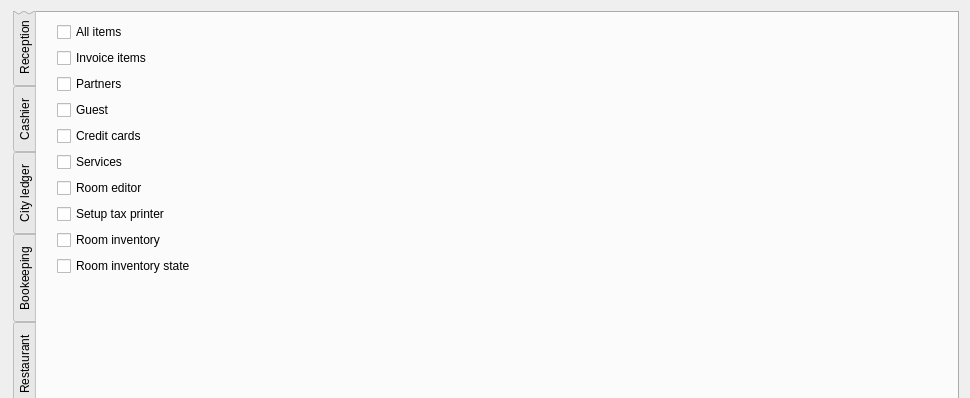
Before: the Qt Designer form Resort/dlguserrights.ui in End1-1/Resort, drawn with Qt 5; both pictures show x 0 to 970 and y 0 to 398 of the 970 by 663 pixel window.
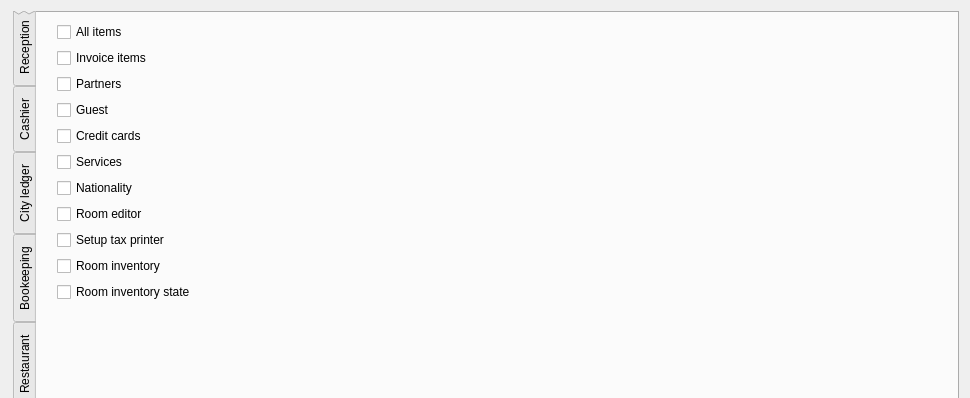
After: the same form once the commit is applied. The open tabs and pages were chosen to show the change. Custom widgets are drawn as their Qt base class.

What changed in the file:
```diff
--- a/Resort/dlguserrights.ui
+++ b/Resort/dlguserrights.ui
@@ -1116,6 +1116,16 @@
          </property>
         </widget>
        </item>
+       <item>
+        <widget class="EQCheckBox" name="chNationalityFile">
+         <property name="text">
+          <string>Nationality</string>
+         </property>
+         <property name="Tag" stdset="0">
+          <number>114</number>
+         </property>
+        </widget>
+       </item>
        <item>
         <widget class="EQCheckBox" name="chRoomEditor">
          <property name="text">
```
Left out of the diff: 26 changed lines with no effect on the pictures.
